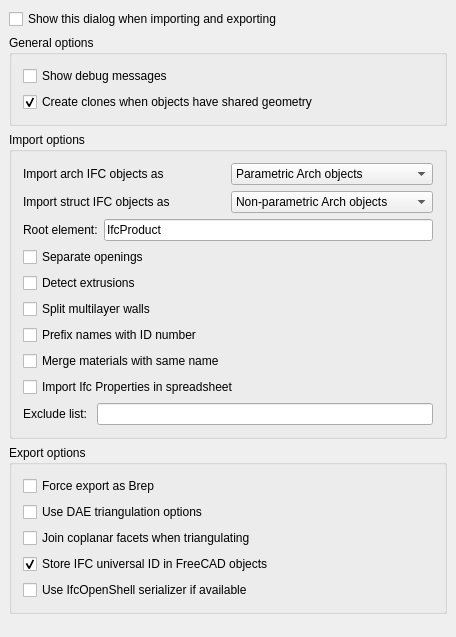
Before: the Qt Designer form src/Mod/Arch/Resources/ui/preferences-ifc.ui in berndhahnebach/All_FreeCAD, drawn with Qt 5.
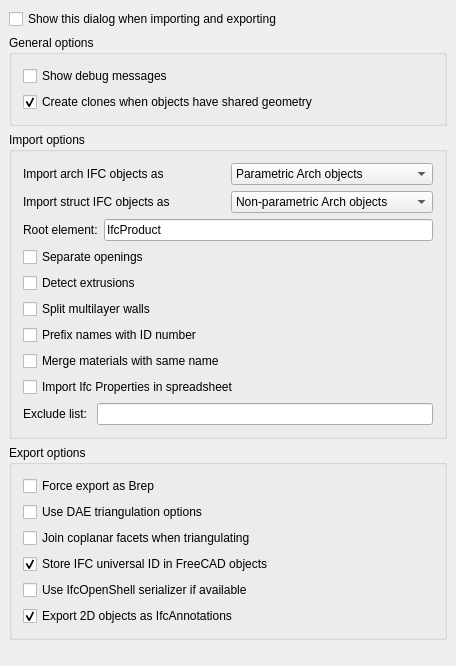
After: the same form once the commit is applied. Custom widgets are drawn as their Qt base class.

Commit message: Arch: IFC exporter now exports 2D geometry as IfcAnnotations

```diff
--- a/src/Mod/Arch/Resources/ui/preferences-ifc.ui
+++ b/src/Mod/Arch/Resources/ui/preferences-ifc.ui
@@ -7,7 +7,7 @@
     <x>0</x>
     <y>0</y>
     <width>456</width>
-    <height>637</height>
+    <height>666</height>
    </rect>
   </property>
   <property name="windowTitle">
@@ -470,6 +470,26 @@
         </item>
        </layout>
       </item>
+      <item>
+       <layout class="QHBoxLayout" name="horizontalLayout_18">
+        <item>
+         <widget class="Gui::PrefCheckBox" name="checkBox_12">
+          <property name="text">
+           <string>Export 2D objects as IfcAnnotations</string>
+          </property>
+          <property name="checked">
+           <bool>true</bool>
+          </property>
+          <property name="prefEntry" stdset="0">
+           <cstring>ifcExport2D</cstring>
+          </property>
+          <property name="prefPath" stdset="0">
+           <cstring>Mod/Arch</cstring>
+          </property>
+         </widget>
+        </item>
+       </layout>
+      </item>
      </layout>
     </widget>
    </item>
```
The commit also changes 2 other files.
